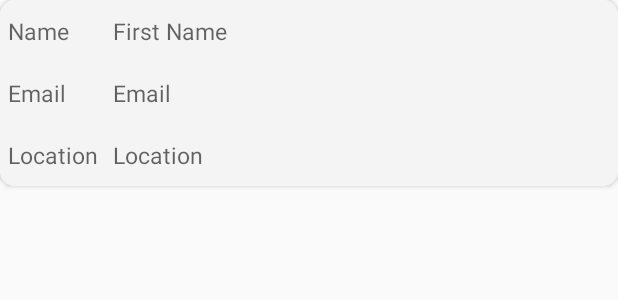
After one commit to SandeepaFernando/Eventz_Android, an Android app: the layout item_filter.xml on its own in the app's theme, with its tools: preview values and no code run, on a phone screen of 412 x 824 dp. The commit adds this screen. Shown: the top 300 px of the screen. Run offline under Robolectric (Android 15) with nearby library versions, the phone set to English and light mode, and no system bars; network calls fail.

Commit message:
Filter done, CardView issues fixed.

```diff
--- /dev/null
+++ b/app/src/main/res/layout/item_filter.xml
@@ -0,0 +1,112 @@
+<?xml version="1.0" encoding="utf-8"?>
+<androidx.cardview.widget.CardView xmlns:android="http://schemas.android.com/apk/res/android"
+    xmlns:app="http://schemas.android.com/apk/res-auto"
+    android:layout_width="wrap_content"
+    android:layout_height="wrap_content"
+    android:layout_marginBottom="10dp"
+    app:cardCornerRadius="10dp">
+
+    <RelativeLayout
+        android:layout_width="match_parent"
+        android:layout_height="match_parent"
+        android:background="#F4F4F4">
+
+        <LinearLayout
+            android:layout_width="wrap_content"
+            android:layout_height="wrap_content"
+            android:layout_marginLeft="5dp"
+            android:layout_marginRight="5dp"
+            android:orientation="vertical">
+
+            <LinearLayout
+                android:layout_width="wrap_content"
+                android:layout_height="wrap_content"
+                android:orientation="horizontal">
+
+                <TextView
+                    android:id="@+id/name"
+                    android:layout_width="wrap_content"
+                    android:layout_height="wrap_content"
+                    android:layout_alignParentTop="true"
+                    android:width="60dp"
+                    android:hint="Name"
+                    android:textColor="@android:color/black"
+                    android:textSize="15sp" />
+
+                <TextView
+                    android:id="@+id/text_filter_first_name"
+                    android:layout_width="wrap_content"
+                    android:layout_height="wrap_content"
+                    android:layout_alignParentTop="true"
+                    android:hint="First Name"
+                    android:padding="10dp"
+                    android:textColor="@android:color/black"
+                    android:textSize="15sp" />
+            </LinearLayout>
+
+            <LinearLayout
+                android:layout_width="wrap_content"
+                android:layout_height="wrap_content"
+                android:orientation="horizontal">
+
+                <TextView
+                    android:id="@+id/tv2"
+                    android:layout_width="wrap_content"
+                    android:layout_height="wrap_content"
+                    android:layout_alignParentTop="true"
+                    android:width="60dp"
+                    android:hint="Email"
+                    android:textColor="@android:color/black"
+                    android:textSize="15sp" />
+
+                <TextView
+                    android:id="@+id/text_filter_email"
+                    android:layout_width="wrap_content"
+                    android:layout_height="wrap_content"
+                    android:layout_alignParentTop="true"
+                    android:hint="Email"
+                    android:padding="10dp"
+                    android:textColor="@android:color/black"
+                    android:textSize="15sp" />
+            </LinearLayout>
+
+            <LinearLayout
+                android:layout_width="wrap_content"
+                android:layout_height="wrap_content"
+                android:orientation="horizontal">
+
+                <TextView
+                    android:id="@+id/tv3"
+                    android:layout_width="wrap_content"
+                    android:layout_height="wrap_content"
+                    android:layout_alignParentTop="true"
+                    android:width="60dp"
+                    android:hint="Location"
+                    android:textColor="@android:color/black"
+                    android:textSize="15sp" />
+
+                <TextView
+                    android:id="@+id/text_filter_location"
+                    android:layout_width="wrap_content"
+                    android:layout_height="wrap_content"
+                    android:layout_alignParentTop="true"
+                    android:hint="Location"
+                    android:padding="10dp"
+                    android:textColor="@android:color/black"
+                    android:textSize="15sp" />
+            </LinearLayout>
+
+        </LinearLayout>
+
+        <ImageView
+            android:id="@+id/image_rate_icon"
+            android:layout_width="50dp"
+            android:layout_height="50dp"
+            android:layout_alignParentTop="true"
+            android:layout_alignParentEnd="true"
+            android:layout_alignParentRight="true"
+            android:layout_margin="30dp" />
+
+    </RelativeLayout>
+
+</androidx.cardview.widget.CardView>
--- a/app/src/main/res/layout/skill_item.xml
+++ b/app/src/main/res/layout/skill_item.xml
@@ -1,7 +1,8 @@
 <?xml version="1.0" encoding="utf-8"?>
 <androidx.cardview.widget.CardView xmlns:android="http://schemas.android.com/apk/res/android"
+    xmlns:app="http://schemas.android.com/apk/res-auto"
     android:layout_width="wrap_content"
-    android:layout_height="wrap_content">
+    android:layout_height="wrap_content"
     android:layout_marginBottom="6dp"
     app:cardCornerRadius="8dp">
 
```
Also changed, not shown: app/src/main/java/com/example/eventz/filter/FilterActivity.java (+57 -64 lines), app/src/main/java/com/example/eventz/filter/FilterAdapter.java (added, +100 -0 lines), app/src/main/java/com/example/eventz/filter/FilterItem.java (added, +35 -0 lines), app/src/main/res/layout/activity_filter.xml (+10 -2 lines), app/src/main/res/drawable/gold_icon.png (added), app/src/main/res/drawable/plattinum_icon.png (added), app/src/main/res/drawable/silver_icon.png (added).
